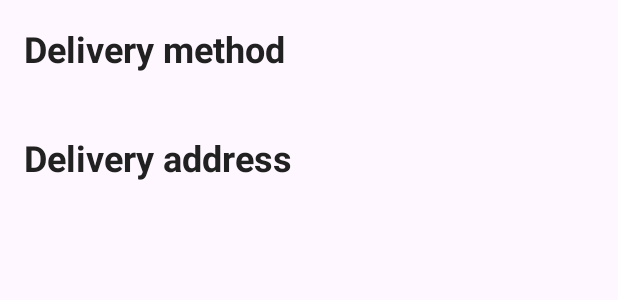
After one commit to Amirelo/FurnitureStore, an Android app: the layout fragment_checkout_delivery.xml on its own in the app's theme, with its tools: preview values and no code run, on a phone screen of 412 x 824 dp. The commit adds this screen. Shown: the top 300 px of the screen. Run offline under Robolectric (Android 15) with nearby library versions, the phone set to English and light mode, and no system bars; network calls fail.

Commit message:
layouts: checkout info, checkout delivery, bag item, create styles for primary button and text header/title

```diff
--- a/app/src/main/AndroidManifest.xml
+++ b/app/src/main/AndroidManifest.xml
@@ -15,6 +15,9 @@
         android:theme="@style/Theme.FurnitureStore"
         android:usesCleartextTraffic="true"
         tools:targetApi="31">
+        <activity
+            android:name=".CheckoutActivity"
+            android:exported="false" />
         <activity
             android:name=".FilterActivity"
             android:exported="false" />
--- /dev/null
+++ b/app/src/main/res/drawable/border_none.xml
@@ -0,0 +1,6 @@
+<?xml version="1.0" encoding="utf-8"?>
+<shape xmlns:android="http://schemas.android.com/apk/res/android">
+
+    <corners android:radius="0dp"/>
+
+</shape>
--- /dev/null
+++ b/app/src/main/res/layout/fragment_checkout_delivery.xml
@@ -0,0 +1,34 @@
+<?xml version="1.0" encoding="utf-8"?>
+<FrameLayout xmlns:android="http://schemas.android.com/apk/res/android"
+    xmlns:tools="http://schemas.android.com/tools"
+    android:layout_width="match_parent"
+    android:layout_height="match_parent"
+    tools:context=".CheckoutDeliveryFragment">
+
+    <LinearLayout
+        android:layout_width="match_parent"
+        android:layout_height="match_parent"
+        android:paddingHorizontal="16dp"
+        android:orientation="vertical">
+
+        <TextView
+            android:layout_width="match_parent"
+            android:layout_height="wrap_content"
+            style="@style/textTitle"
+            android:text="Delivery method"/>
+
+        <androidx.recyclerview.widget.RecyclerView
+            android:id="@+id/rcDeliveryMethods"
+            android:layout_width="match_parent"
+            android:layout_height="wrap_content"
+            android:layout_marginBottom="8dp"/>
+
+        <TextView
+            android:layout_width="match_parent"
+            android:layout_height="wrap_content"
+            style="@style/textTitle"
+            android:text="Delivery address"/>
+
+    </LinearLayout>
+
+</FrameLayout>
--- a/app/src/main/res/values/themes.xml
+++ b/app/src/main/res/values/themes.xml
@@ -15,5 +15,23 @@
         <item name="android:textColor">@color/black_text</item>
     </style>
 
+    <style name="PrimaryButtonStyle">
+        <item name="android:background">@drawable/border_rounded_8</item>
+        <item name="backgroundTint">@color/gold_400</item>
+        <item name="android:textColor">@color/black_text</item>
+        <item name="android:textSize">16sp</item>
+    </style>
+
+    <style name="textTitle">
+        <item name="android:textSize">24sp</item>
+        <item name="android:textStyle">bold</item>
+        <item name="android:layout_marginVertical" tools:targetApi="o">16dp</item>
+    </style>
+
+    <style name="textHeader">
+        <item name="android:textSize">32sp</item>
+        <item name="android:textStyle">bold</item>
+    </style>
+
     <style name="Theme.FurnitureStore" parent="Base.Theme.FurnitureStore" />
 </resources>
```
Also changed, not shown: app/src/main/java/com/example/furniturestore/CheckoutActivity.kt (added, +11 -0 lines), app/src/main/java/com/example/furniturestore/CheckoutDeliveryFragment.kt (added, +59 -0 lines), app/src/main/java/com/example/furniturestore/CheckoutInfoFragment.kt (added, +16 -0 lines), app/src/main/res/layout/activity_checkout.xml (added, +29 -0 lines), app/src/main/res/layout/fragment_checkout_info.xml (added, +82 -0 lines), app/src/main/res/layout/item_bag.xml (+22 -22 lines).
